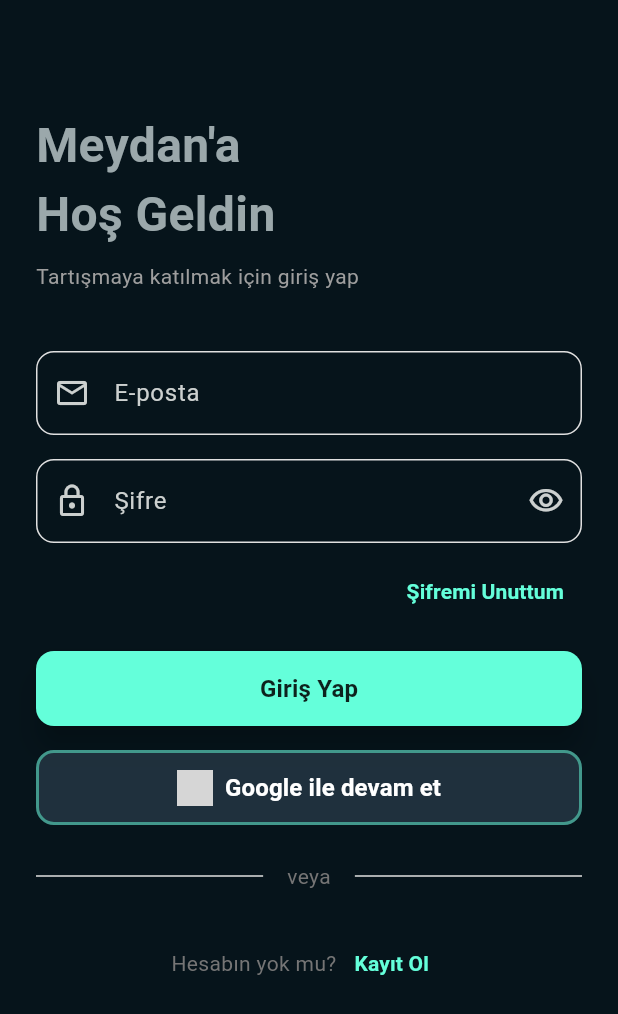
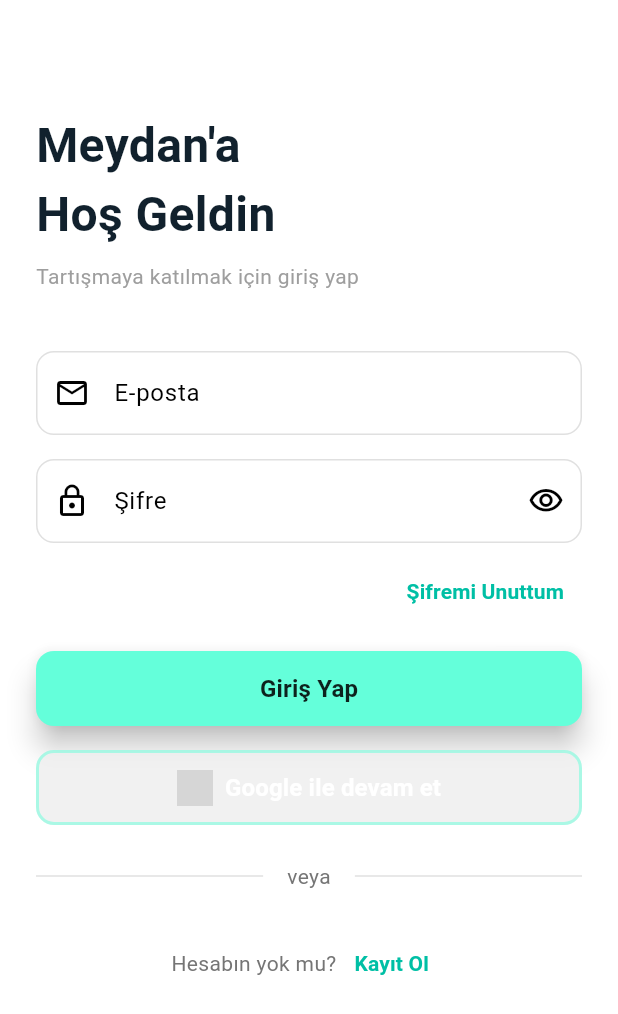
Before and after one commit to adem-ercan/sosyal_ag, a Flutter app: the screen it shows after launch, on a phone screen of 412 x 824 dp. Shown: the top 1014 px of the screen. Run offline on Flutter 3.47's test engine with Material 3 defaults, Android fonts, the phone set to English and light mode, and no system bars; our stand-ins replace firebase_auth, firebase_core, get_it, go_router, google_fonts; accounts and stored records are empty; network calls fail; grey boxes are pictures that could not be loaded.

Commit message:
15.03.2025 - 06:40

```diff
--- a/lib/meydan_app.dart
+++ b/lib/meydan_app.dart
@@ -20,8 +20,8 @@ class MeydanApp extends StatelessWidget {
             debugShowCheckedModeBanner: false,
             title: 'Meydan App',
             theme: themeProvider.themeDataLight,
-            darkTheme: themeProvider.themeDataDark,
-            themeMode: themeProvider.themeMode,
+            //darkTheme: themeProvider.themeDataDark,
+            //themeMode: themeProvider.themeMode,
           );
         },
       ),
--- a/lib/utils/theme_provider.dart
+++ b/lib/utils/theme_provider.dart
@@ -10,9 +10,41 @@ import 'package:sosyal_ag/utils/constants.dart';
 class ThemeProvider with ChangeNotifier {
 // VARIABLES
   final ThemeData _themeDataLight = ThemeData(
-    primaryColor: Colors.white60,
-    primarySwatch: Colors.blue,
+    primaryColor: Colors.white,
+    scaffoldBackgroundColor: Colors.white,
     brightness: Brightness.light,
+    colorScheme: ColorScheme.light(
+      primary: Constants.themeColor6,
+      secondary: Colors.grey[100]!,
+      surface: Colors.grey[200]!,
+      onPrimary: Colors.black87,
+      onSecondary: Colors.black54,
+      onSurface: Colors.black,
+      tertiary: Colors.tealAccent[700]!,
+      onError: Colors.redAccent,
+      error: Colors.redAccent,
+      brightness: Brightness.light,
+    ),
+    appBarTheme: AppBarTheme(
+      backgroundColor: Colors.grey[100],
+      elevation: 0,
+      iconTheme: const IconThemeData(color: Colors.black87),
+    ),
+    cardTheme: CardTheme(
+      color: Colors.grey[100],
+      elevation: 4,
+    ),
+    elevatedButtonTheme: ElevatedButtonThemeData(
+      style: ElevatedButton.styleFrom(
+        backgroundColor: Constants.themeColor4,
+        foregroundColor: Constants.themeColor1,
+      ),
+    ),
+    textTheme:  TextTheme(
+      titleLarge: GoogleFonts.aBeeZee(color: Constants.themeColor1, fontWeight: FontWeight.bold),
+      bodyLarge: GoogleFonts.aBeeZee(color: Constants.themeColor2),
+      bodyMedium: GoogleFonts.aBeeZee(color: Constants.themeColor2),
+    ),
   );
 
   final ThemeData _themeDataDark = ThemeData(
@@ -54,8 +86,6 @@ class ThemeProvider with ChangeNotifier {
 
   );
 
-
-
   ThemeMode _themeMode = ThemeMode.dark;
 
   // GETTERS
@@ -73,10 +103,4 @@ class ThemeProvider with ChangeNotifier {
     notifyListeners();
   }
 
-
-
-
-
-
-
 }
```
